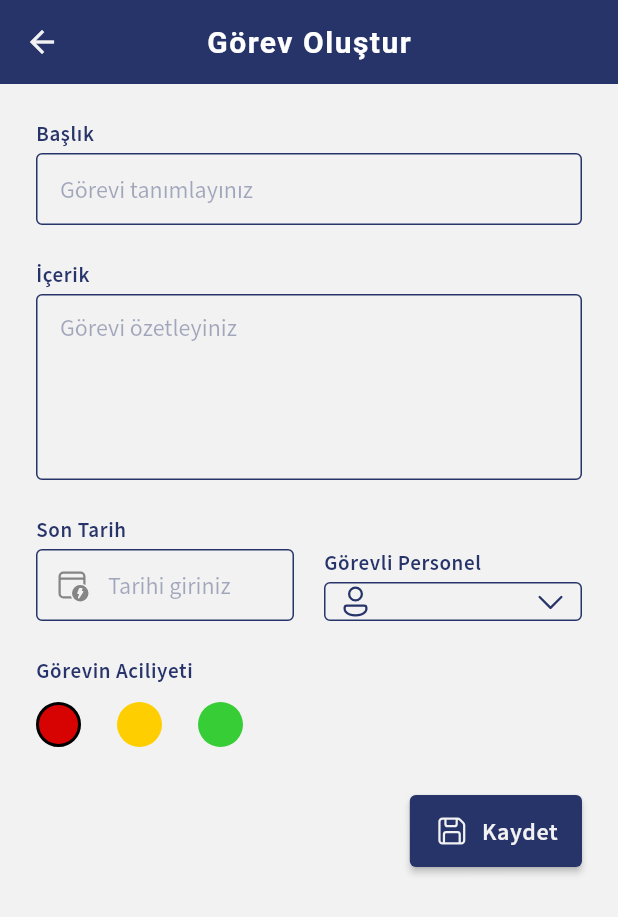
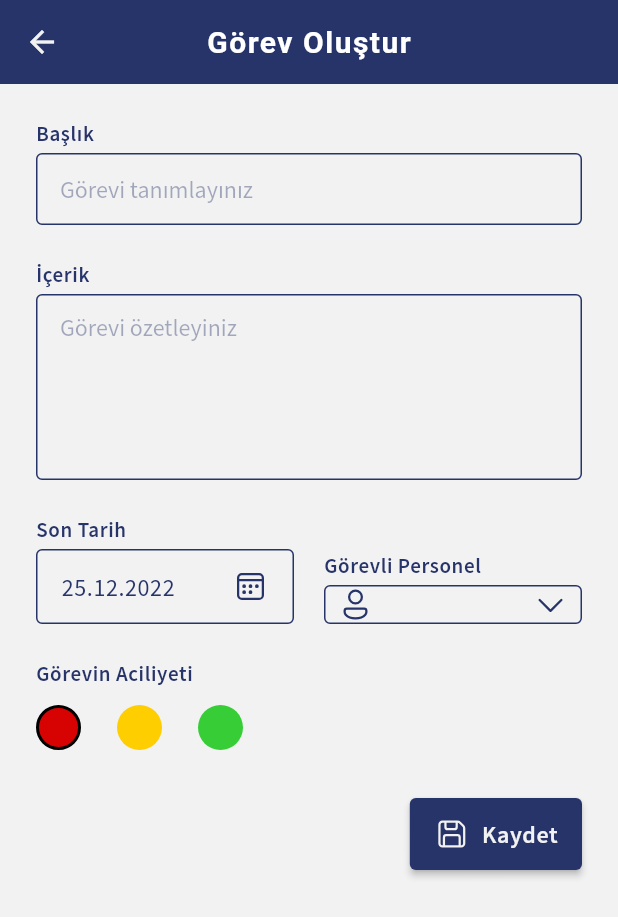
Before and after one commit to furkancvk/OnDuty, a Flutter app: the NewTaskScreen screen opened by its route, on a phone screen of 412 x 824 dp. Shown: the top 917 px of the screen. Run offline on Flutter 3.47's test engine with Material 2 defaults, Android fonts, the phone set to English and light mode, and no system bars; our stand-ins replace cloud_firestore, firebase_auth, firebase_core, fluentui_system_icons, flutter_secure_storage, fluttertoast and 2 more; missing offline and left inert: autocomplete_textfield; accounts and stored records are empty.

```diff
--- a/lib/views/new_task.dart
+++ b/lib/views/new_task.dart
@@ -2,6 +2,7 @@ import 'package:cloud_firestore/cloud_firestore.dart';
 import 'package:firebase_auth/firebase_auth.dart';
 import 'package:fluentui_system_icons/fluentui_system_icons.dart';
 import 'package:flutter/material.dart';
+import 'package:intl/intl.dart';
 import 'package:on_duty/design/app_colors.dart';
 import 'package:on_duty/models/task.dart';
 import 'package:on_duty/widgets/app_form.dart';
@@ -19,8 +20,10 @@ class NewTaskScreen extends StatefulWidget {
 
 class _NewTaskScreenState extends State<NewTaskScreen> {
   final _auth = FirebaseAuth.instance;
-  final CollectionReference _users = FirebaseFirestore.instance.collection('users');
-  final CollectionReference _tasks = FirebaseFirestore.instance.collection('tasks');
+  final CollectionReference _users =
+      FirebaseFirestore.instance.collection('users');
+  final CollectionReference _tasks =
+      FirebaseFirestore.instance.collection('tasks');
   final TextEditingController _titleController = TextEditingController();
   final TextEditingController _descriptionController = TextEditingController();
   final TextEditingController _dueDateController = TextEditingController();
@@ -29,12 +32,15 @@ class _NewTaskScreenState extends State<NewTaskScreen> {
   UserModel selectedUser = UserModel();
 
   void getUsers() async {
-    final docSnap = await _users.withConverter(
+    final docSnap = await _users
+        .withConverter(
           fromFirestore: UserModel.fromFirestore,
           toFirestore: (UserModel user, options) => user.toFirestore(),
-    ).get();
+        )
+        .get();
 
-    final data = docSnap.docs.where((doc) => doc.id != _auth.currentUser?.uid).toList();
+    final data =
+        docSnap.docs.where((doc) => doc.id != _auth.currentUser?.uid).toList();
     setState(() {
       users = data.map((doc) {
         UserModel userData = doc.data();
@@ -55,14 +61,17 @@ class _NewTaskScreenState extends State<NewTaskScreen> {
       user: selectedUser,
       isCompleted: false,
       // dueDate: _dueDateController.text,
-      dueDate: Timestamp.now(),
+      dueDate: Timestamp.fromDate(_dateTime!),
       createdAt: Timestamp.now(),
     );
 
-    _tasks.withConverter(
+    _tasks
+        .withConverter(
           fromFirestore: TaskModel.fromFirestore,
           toFirestore: (TaskModel task, options) => task.toFirestore(),
-    ).add(newTask).then((value) => {
+        )
+        .add(newTask)
+        .then((value) => {
               Navigator.pop(context),
               AppAlerts.toast(message: "Görev başarıyla oluşturuldu."),
             });
@@ -72,8 +81,12 @@ class _NewTaskScreenState extends State<NewTaskScreen> {
   void initState() {
     super.initState();
     getUsers();
+    _dateTime=now;
   }
 
+
+  DateTime now = DateTime.now();
+  DateTime? _dateTime;
   @override
   Widget build(BuildContext context) {
     return SafeArea(
@@ -101,14 +114,52 @@ class _NewTaskScreenState extends State<NewTaskScreen> {
                 children: [
                   Expanded(
                       flex: 1,
-                    child: AppForm.appTextFormFieldIcon(
-                      label: "Son Tarih",
-                      hint: "Tarihi giriniz",
-                      icon: const Icon(
-                        FluentIcons.calendar_assistant_24_regular,
+                      child: Column(
+                        crossAxisAlignment: CrossAxisAlignment.start,
+                        children: [
+                          Text('Son Tarih', style: AppText.labelSemiBold),
+                          const SizedBox(height: 4),
+                          GestureDetector(
+                            onTap: () {
+
+                              showDatePicker(
+                              context: context,
+                              initialDate: DateTime.now(),
+                              firstDate:
+                              DateTime.now().subtract(Duration(days: 0)),
+                              lastDate: DateTime(2999),
+                            ).then((date) => setState(() {
+                              _dateTime = date!;
+                            }));}
+                            ,
+                            child: Container(
+                              padding: const EdgeInsets.symmetric(
+                                  horizontal: 16, vertical: 12),
+                              decoration: BoxDecoration(
+                                  borderRadius: BorderRadius.circular(4),
+                                  border: Border.all(
+                                      color: AppColors.lightPrimary)),
+                              child: Row(
+                                mainAxisAlignment:
+                                    MainAxisAlignment.spaceBetween,
+                                children: [
+                                  Text(
+                                    _dateTime == null
+                                        ? DateFormat.yMd("tr").format(now)
+                                        : DateFormat.yMd("tr")
+                                            .format(_dateTime!),
+                                    style: AppText.context,
                                   ),
-                      controller: _dueDateController,
+                                  Icon(
+                                    FluentIcons.calendar_ltr_24_regular,
+                                    color: AppColors.lightPrimary,
+                                  )
+                                ],
                               ),
+                            ),
+                          )
+                        ],
+                      )
                       ),
                   const SizedBox(width: 20),
                   Expanded(
@@ -144,7 +195,8 @@ class _NewTaskScreenState extends State<NewTaskScreen> {
                                   items: users.map((user) {
                                     return DropdownMenuItem<UserModel>(
                                       value: user,
-                                      child: Text("${user.firstName!} ${user.lastName!}"),
+                                      child: Text(
+                                          "${user.firstName!} ${user.lastName!}"),
                                     );
                                   }).toList(),
                                   onChanged: (UserModel? user) {
--- a/pubspec.yaml
+++ b/pubspec.yaml
@@ -23,6 +23,7 @@ dependencies:
 
 
 
+
 dev_dependencies:
   flutter_test:
     sdk: flutter
```
Also changed, not shown: lib/views/edit_task.dart (+47 -9 lines). Lines whose indentation alone changed are shown as unchanged.
